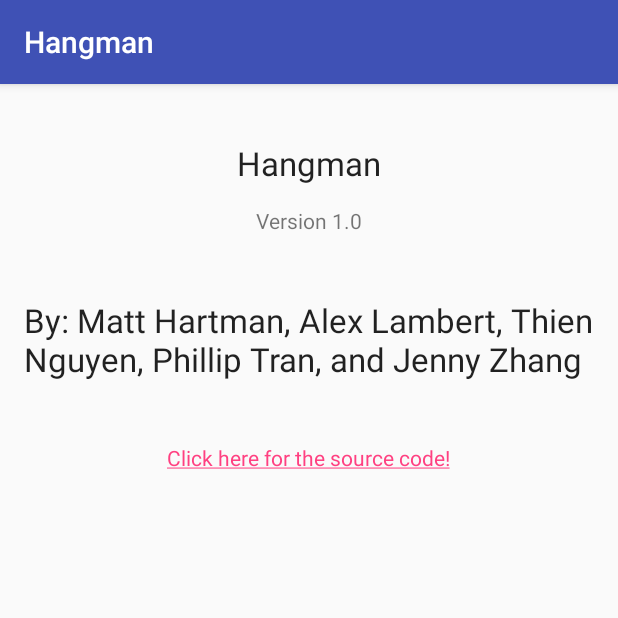
After one commit to mkhartman/Hangman, an Android app: the AboutActivity screen opened directly, with no data from a screen before it, on a phone screen of 412 x 824 dp, the top half of it. The commit adds this screen. Run offline under Robolectric (Android 15) with nearby library versions, the phone set to English and light mode, and no system bars.

Commit message:
Updated version 2.0
Updated version from desktop

```diff
--- /dev/null
+++ b/Hangman/app/src/main/java/matt/com/hangman/AboutActivity.java
@@ -0,0 +1,23 @@
+package matt.com.hangman;
+
+import android.support.v7.app.AppCompatActivity;
+import android.os.Bundle;
+import android.text.Html;
+import android.text.method.LinkMovementMethod;
+import android.widget.TextView;
+
+public class AboutActivity extends AppCompatActivity {
+
+    @Override
+    protected void onCreate(Bundle savedInstanceState) {
+        super.onCreate(savedInstanceState);
+        setContentView(R.layout.activity_about);
+
+        TextView link = (TextView) findViewById(R.id.gitLink);
+        String linkText = "<a href='https://github.com/mkhartman/Hangman'>Click here for the source code!</a>";
+        link.setText(Html.fromHtml(linkText));
+        link.setMovementMethod(LinkMovementMethod.getInstance());
+
+
+    }
+}
--- /dev/null
+++ b/Hangman/app/src/main/res/layout/activity_about.xml
@@ -0,0 +1,50 @@
+<?xml version="1.0" encoding="utf-8"?>
+<RelativeLayout xmlns:android="http://schemas.android.com/apk/res/android"
+    xmlns:tools="http://schemas.android.com/tools"
+    android:id="@+id/activity_about"
+    android:layout_width="match_parent"
+    android:layout_height="match_parent"
+    android:paddingBottom="@dimen/activity_vertical_margin"
+    android:paddingLeft="@dimen/activity_horizontal_margin"
+    android:paddingRight="@dimen/activity_horizontal_margin"
+    android:paddingTop="@dimen/activity_vertical_margin"
+    tools:context="matt.com.hangman.AboutActivity">
+
+    <TextView
+        android:text="Hangman"
+        android:layout_width="wrap_content"
+        android:layout_height="wrap_content"
+        android:layout_marginTop="22dp"
+        android:id="@+id/textView"
+        android:textAppearance="@android:style/TextAppearance.DeviceDefault.Large"
+        android:layout_alignParentTop="true"
+        android:layout_centerHorizontal="true" />
+
+    <TextView
+        android:text="Version 1.0"
+        android:layout_width="wrap_content"
+        android:layout_height="wrap_content"
+        android:layout_marginTop="14dp"
+        android:id="@+id/textView2"
+        android:layout_below="@+id/textView"
+        android:layout_centerHorizontal="true" />
+
+    <TextView
+        android:text="By: Matt Hartman, Alex Lambert, Thien Nguyen, Phillip Tran, and Jenny Zhang"
+        android:layout_height="wrap_content"
+        android:layout_marginTop="42dp"
+        android:id="@+id/textView3"
+        android:layout_width="wrap_content"
+        android:layout_below="@+id/textView2"
+        android:layout_alignParentStart="true"
+        android:textAppearance="@style/TextAppearance.AppCompat.Large" />
+
+    <TextView
+        android:text="TextView"
+        android:layout_width="wrap_content"
+        android:layout_height="wrap_content"
+        android:layout_below="@+id/textView3"
+        android:layout_centerHorizontal="true"
+        android:layout_marginTop="41dp"
+        android:id="@+id/gitLink" />
+</RelativeLayout>
```
Also changed, not shown: Hangman/app/src/main/AndroidManifest.xml (+3 -6 lines), Hangman/app/src/main/java/matt/com/hangman/GameActivity.java (+8 -8 lines), Hangman/app/src/main/java/matt/com/hangman/MainActivity.java (+10 -1 lines), Hangman/app/src/main/res/layout/activity_main.xml (+6 -4 lines).
